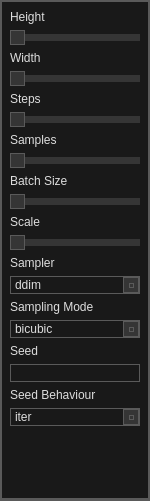
Before: the Qt Designer form frontend/ui_widgets/txt2img_params.ui in XmYx/ainodes, drawn with Qt 5.
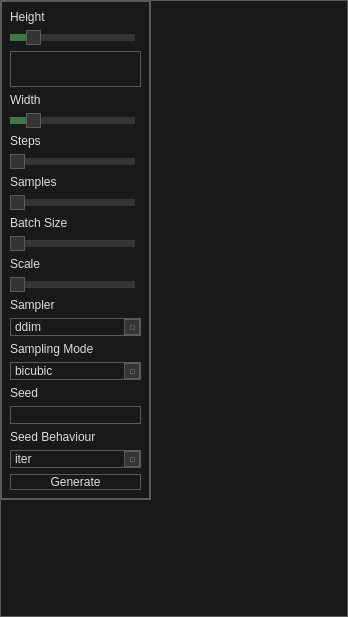
After: the same form once the commit is applied.

Diff of the .ui file:
```diff
--- a/frontend/ui_widgets/txt2img_params.ui
+++ b/frontend/ui_widgets/txt2img_params.ui
@@ -6,8 +6,8 @@
    <rect>
     <x>0</x>
     <y>0</y>
-    <width>150</width>
-    <height>501</height>
+    <width>348</width>
+    <height>617</height>
    </rect>
   </property>
   <property name="windowTitle">
@@ -301,13 +301,13 @@
     <rect>
      <x>0</x>
      <y>0</y>
-     <width>150</width>
+     <width>151</width>
      <height>500</height>
     </rect>
    </property>
    <property name="maximumSize">
     <size>
-     <width>150</width>
+     <width>200</width>
      <height>16777215</height>
     </size>
    </property>
@@ -334,11 +334,35 @@
      </item>
      <item>
       <widget class="QSlider" name="height">
+       <property name="maximumSize">
+        <size>
+         <width>125</width>
+         <height>16777215</height>
+        </size>
+       </property>
+       <property name="minimum">
+        <number>256</number>
+       </property>
+       <property name="maximum">
+        <number>2048</number>
+       </property>
+       <property name="singleStep">
+        <number>64</number>
+       </property>
+       <property name="pageStep">
+        <number>128</number>
+       </property>
+       <property name="value">
+        <number>512</number>
+       </property>
        <property name="orientation">
         <enum>Qt::Horizontal</enum>
        </property>
       </widget>
      </item>
+     <item>
+      <widget class="QTextEdit" name="height_edit"/>
+     </item>
      <item>
       <widget class="QLabel" name="label_2">
        <property name="maximumSize">
@@ -354,6 +378,27 @@
      </item>
      <item>
       <widget class="QSlider" name="width">
+       <property name="maximumSize">
+        <size>
+         <width>125</width>
+         <height>16777215</height>
+        </size>
+       </property>
+       <property name="minimum">
+        <number>256</number>
+       </property>
+       <property name="maximum">
+        <number>2048</number>
+       </property>
+       <property name="singleStep">
+        <number>64</number>
+       </property>
+       <property name="pageStep">
+        <number>128</number>
+       </property>
+       <property name="value">
+        <number>512</number>
+       </property>
        <property name="orientation">
         <enum>Qt::Horizontal</enum>
        </property>
@@ -374,6 +419,15 @@
      </item>
      <item>
       <widget class="QSlider" name="steps">
+       <property name="maximumSize">
+        <size>
+         <width>125</width>
+         <height>16777215</height>
+        </size>
+       </property>
+       <property name="minimum">
+        <number>1</number>
+       </property>
        <property name="orientation">
         <enum>Qt::Horizontal</enum>
        </property>
@@ -394,6 +448,12 @@
      </item>
      <item>
       <widget class="QSlider" name="samples">
+       <property name="maximumSize">
+        <size>
+         <width>125</width>
+         <height>16777215</height>
+        </size>
+       </property>
        <property name="orientation">
         <enum>Qt::Horizontal</enum>
        </property>
@@ -417,6 +477,12 @@
      </item>
      <item>
       <widget class="QSlider" name="batchsize">
+       <property name="maximumSize">
+        <size>
+         <width>125</width>
+         <height>16777215</height>
+        </size>
+       </property>
        <property name="orientation">
         <enum>Qt::Horizontal</enum>
        </property>
@@ -443,6 +509,12 @@
          <verstretch>0</verstretch>
         </sizepolicy>
        </property>
+       <property name="maximumSize">
+        <size>
+         <width>125</width>
+         <height>16777215</height>
+        </size>
+       </property>
        <property name="orientation">
         <enum>Qt::Horizontal</enum>
        </property>
@@ -585,6 +657,13 @@
        </item>
       </widget>
      </item>
+     <item>
+      <widget class="QPushButton" name="pushButton">
+       <property name="text">
+        <string>Generate</string>
+       </property>
+      </widget>
+     </item>
      <item>
       <spacer name="verticalSpacer">
        <property name="orientation">
```
Left out of the diff: 2 changed lines with no effect on the pictures.
